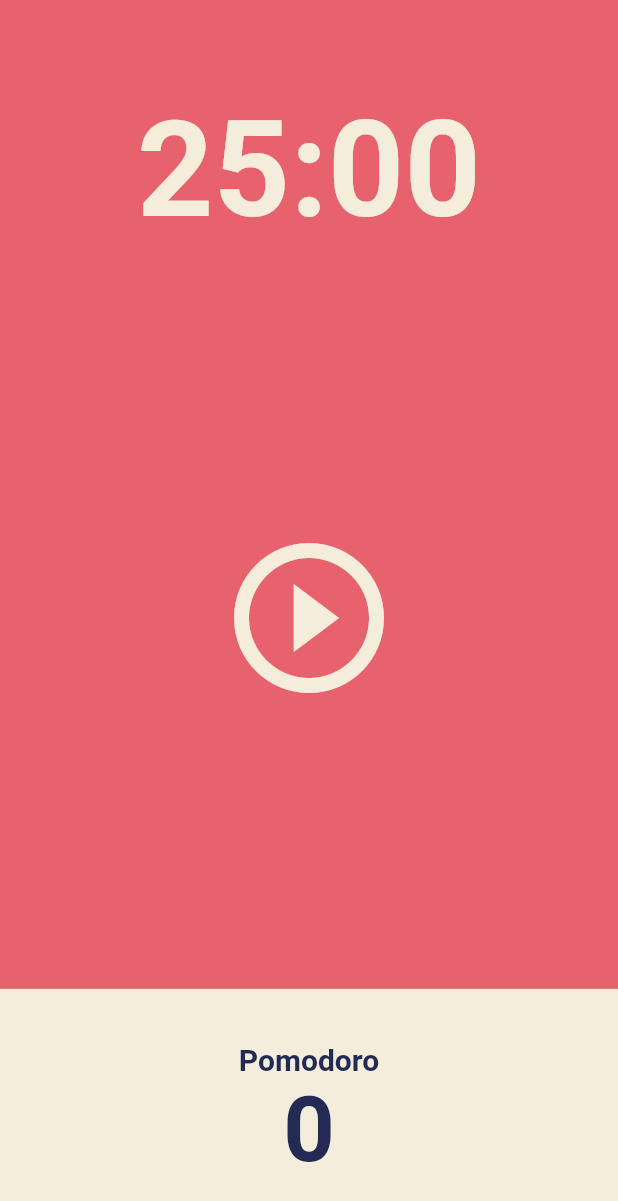
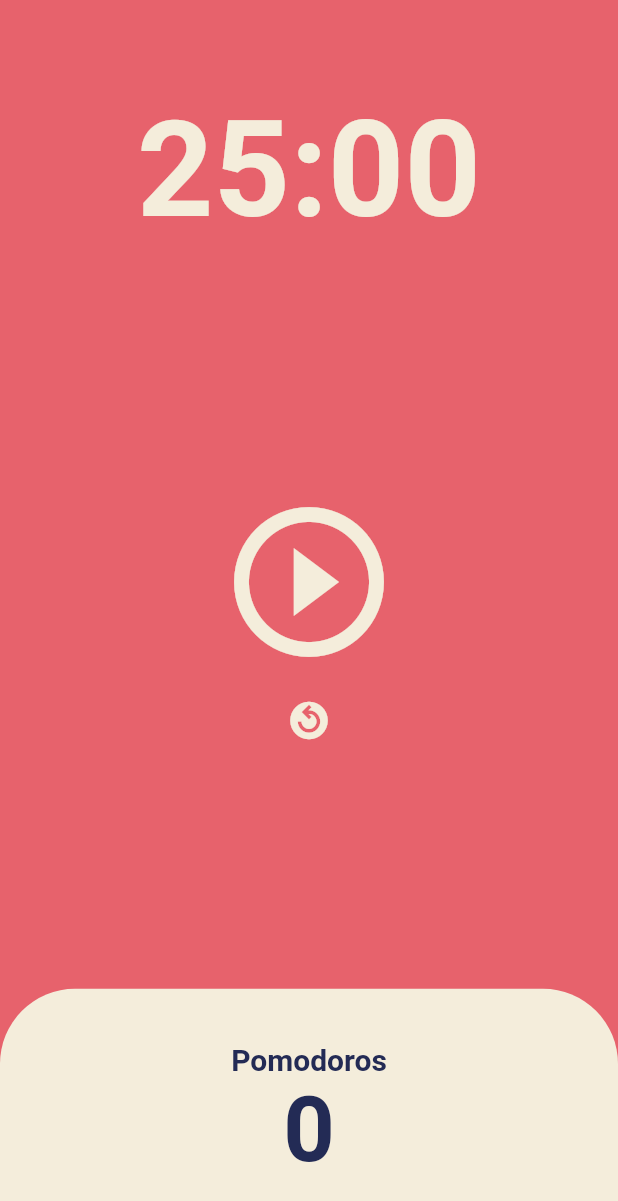
Before and after one commit to lubiksss/pomodoro, a Flutter app: the screen it shows after launch, on a phone screen of 412 x 824 dp. Shown: the top 1201 px of the screen. Run offline on Flutter 3.47's test engine with Material 2 defaults, Android fonts, the phone set to English and light mode, and no system bars.

Commit message:
feat: Make Pomodoro!

```diff
--- a/lib/screens/home_screen.dart
+++ b/lib/screens/home_screen.dart
@@ -1,3 +1,5 @@
+import 'dart:async';
+
 import 'package:flutter/material.dart';
 
 class HomeScreen extends StatefulWidget {
@@ -8,6 +10,59 @@ class HomeScreen extends StatefulWidget {
 }
 
 class _HomeScreenState extends State<HomeScreen> {
+  static const twentyFiveMinutes = 25 * 60;
+  int totalSeconds = twentyFiveMinutes;
+  bool isRunning = false;
+  int totalPomodoros = 0;
+  late Timer timer;
+
+  void onTick(Timer timer) {
+    if (totalSeconds == 0) {
+      setState(() {
+        totalPomodoros++;
+        totalSeconds = twentyFiveMinutes;
+        isRunning = false;
+      });
+      timer.cancel();
+    } else {
+      setState(() => {totalSeconds--});
+    }
+  }
+
+  void onStartPressed() {
+    timer = Timer.periodic(
+      const Duration(seconds: 1),
+      onTick,
+    );
+    setState(() {
+      isRunning = true;
+    });
+  }
+
+  void onResetPressed() {
+    timer.cancel();
+    setState(() {
+      totalSeconds = twentyFiveMinutes;
+      isRunning = false;
+    });
+  }
+
+  void onPausePressed() {
+    timer.cancel();
+    setState(() {
+      isRunning = false;
+    });
+  }
+
+  String format(int seconds) {
+    var duration = Duration(seconds: seconds);
+    var minutes = duration.inMinutes;
+    seconds = seconds - (minutes * 60);
+    var minutesString = minutes.toString().padLeft(2, '0');
+    var secondsString = seconds.toString().padLeft(2, '0');
+    return '$minutesString:$secondsString';
+  }
+
   @override
   Widget build(BuildContext context) {
     return Scaffold(
@@ -19,7 +74,7 @@ class _HomeScreenState extends State<HomeScreen> {
             child: Container(
               alignment: Alignment.bottomCenter,
               child: Text(
-                '25:00',
+                format(totalSeconds),
                 style: TextStyle(
                   color: Theme.of(context).cardColor,
                   fontSize: 89,
@@ -30,13 +85,30 @@ class _HomeScreenState extends State<HomeScreen> {
           ),
           Flexible(
             flex: 3,
-            child: Center(
-              child: IconButton(
-                iconSize: 120,
-                color: Theme.of(context).cardColor,
-                onPressed: () {},
-                icon: const Icon(Icons.play_circle_outline),
-              ),
+            child: Column(
+              mainAxisAlignment: MainAxisAlignment.center,
+              children: [
+                Center(
+                  child: IconButton(
+                    iconSize: 120,
+                    color: Theme.of(context).cardColor,
+                    onPressed: isRunning ? onPausePressed : onStartPressed,
+                    icon: Icon(
+                      isRunning
+                          ? Icons.pause_circle_outline
+                          : Icons.play_circle_outline,
+                    ),
+                  ),
+                ),
+                Center(
+                  child: IconButton(
+                    iconSize: 30,
+                    color: Theme.of(context).cardColor,
+                    onPressed: onResetPressed,
+                    icon: const Icon(Icons.replay_circle_filled_outlined),
+                  ),
+                ),
+              ],
             ),
           ),
           Flexible(
@@ -47,12 +119,16 @@ class _HomeScreenState extends State<HomeScreen> {
                   child: Container(
                     decoration: BoxDecoration(
                       color: Theme.of(context).cardColor,
+                      borderRadius: const BorderRadius.only(
+                        topLeft: Radius.circular(50),
+                        topRight: Radius.circular(50),
+                      ),
                     ),
                     child: Column(
                       mainAxisAlignment: MainAxisAlignment.center,
                       children: [
                         Text(
-                          'Pomodoro',
+                          'Pomodoros',
                           style: TextStyle(
                             fontSize: 20,
                             fontWeight: FontWeight.w600,
@@ -60,7 +136,7 @@ class _HomeScreenState extends State<HomeScreen> {
                           ),
                         ),
                         Text(
-                          '0',
+                          '$totalPomodoros',
                           style: TextStyle(
                             fontSize: 60,
                             fontWeight: FontWeight.w600,
```
